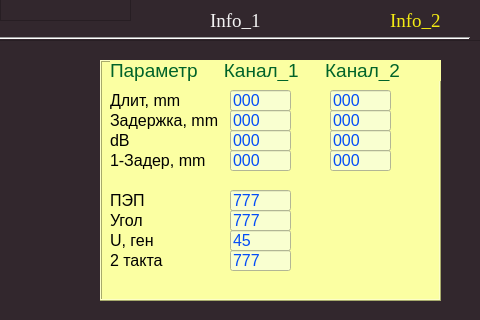
Qt form Interface_Form.ui (Rdm1/Prob2) before a commit; both pictures show x 0 to 480 and y 240 to 560 of the 480 by 800 pixel window.
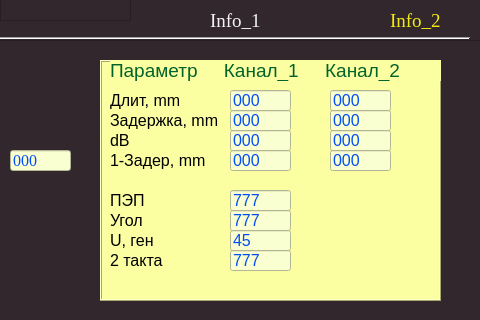
The same form after that commit.

Patch:
```diff
--- a/Interface_Form.ui
+++ b/Interface_Form.ui
@@ -6025,6 +6025,148 @@
     </property>
    </widget>
   </widget>
+  <widget class="QLineEdit" name="lineEdit_14">
+   <property name="geometry">
+    <rect>
+     <x>10</x>
+     <y>390</y>
+     <width>61</width>
+     <height>21</height>
+    </rect>
+   </property>
+   <property name="palette">
+    <palette>
+     <active>
+      <colorrole role="Button">
+       <brush brushstyle="SolidPattern">
+        <color alpha="255">
+         <red>249</red>
+         <green>255</green>
+         <blue>208</blue>
+        </color>
+       </brush>
+      </colorrole>
+      <colorrole role="Text">
+       <brush brushstyle="SolidPattern">
+        <color alpha="255">
+         <red>4</red>
+         <green>77</green>
+         <blue>247</blue>
+        </color>
+       </brush>
+      </colorrole>
+      <colorrole role="Base">
+       <brush brushstyle="SolidPattern">
+        <color alpha="255">
+         <red>249</red>
+         <green>255</green>
+         <blue>208</blue>
+        </color>
+       </brush>
+      </colorrole>
+      <colorrole role="Window">
+       <brush brushstyle="SolidPattern">
+        <color alpha="255">
+         <red>249</red>
+         <green>255</green>
+         <blue>208</blue>
+        </color>
+       </brush>
+      </colorrole>
+     </active>
+     <inactive>
+      <colorrole role="Button">
+       <brush brushstyle="SolidPattern">
+        <color alpha="255">
+         <red>249</red>
+         <green>255</green>
+         <blue>208</blue>
+        </color>
+       </brush>
+      </colorrole>
+      <colorrole role="Text">
+       <brush brushstyle="SolidPattern">
+        <color alpha="255">
+         <red>4</red>
+         <green>77</green>
+         <blue>247</blue>
+        </color>
+       </brush>
+      </colorrole>
+      <colorrole role="Base">
+       <brush brushstyle="SolidPattern">
+        <color alpha="255">
+         <red>249</red>
+         <green>255</green>
+         <blue>208</blue>
+        </color>
+       </brush>
+      </colorrole>
+      <colorrole role="Window">
+       <brush brushstyle="SolidPattern">
+        <color alpha="255">
+         <red>249</red>
+         <green>255</green>
+         <blue>208</blue>
+        </color>
+       </brush>
+      </colorrole>
+     </inactive>
+     <disabled>
+      <colorrole role="Button">
+       <brush brushstyle="SolidPattern">
+        <color alpha="255">
+         <red>249</red>
+         <green>255</green>
+         <blue>208</blue>
+        </color>
+       </brush>
+      </colorrole>
+      <colorrole role="Text">
+       <brush brushstyle="SolidPattern">
+        <color alpha="255">
+         <red>120</red>
+         <green>120</green>
+         <blue>120</blue>
+        </color>
+       </brush>
+      </colorrole>
+      <colorrole role="Base">
+       <brush brushstyle="SolidPattern">
+        <color alpha="255">
+         <red>249</red>
+         <green>255</green>
+         <blue>208</blue>
+        </color>
+       </brush>
+      </colorrole>
+      <colorrole role="Window">
+       <brush brushstyle="SolidPattern">
+        <color alpha="255">
+         <red>249</red>
+         <green>255</green>
+         <blue>208</blue>
+        </color>
+       </brush>
+      </colorrole>
+     </disabled>
+    </palette>
+   </property>
+   <property name="font">
+    <font>
+     <pointsize>12</pointsize>
+    </font>
+   </property>
+   <property name="styleSheet">
+    <string notr="true">background-color: rgb(249, 255, 208);</string>
+   </property>
+   <property name="text">
+    <string>000</string>
+   </property>
+   <property name="echoMode">
+    <enum>QLineEdit::Normal</enum>
+   </property>
+  </widget>
   <zorder>main_frame</zorder>
   <zorder>frame_3</zorder>
   <zorder>label_Info_0</zorder>
```
Left out of the diff: 1 changed line with no effect on the pictures.
